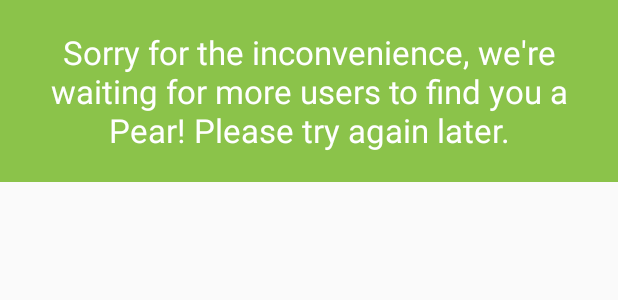
After one commit to pearsinapod/pearsApplication, an Android app: the layout popup_waiting.xml on its own in the app's theme, with its tools: preview values and no code run, on a phone screen of 412 x 824 dp. The commit adds this screen. Shown: the top 300 px of the screen. Run offline under Robolectric (Android 15) with nearby library versions, the phone set to English and light mode, and no system bars.

Commit message:
aarushi - cleaned up join/match functionality + UI

```diff
--- a/app/src/main/java/com/fb/pearsapplication/MainActivity.java
+++ b/app/src/main/java/com/fb/pearsapplication/MainActivity.java
@@ -120,7 +120,7 @@ public class MainActivity extends AppCompatActivity {
     private void setUserLocation(Location location) {
         if (location != null) {
             double lat = location.getLatitude();
-            double lng = location.getLatitude();
+            double lng = location.getLongitude();
 
             ParseGeoPoint geopoint = new ParseGeoPoint(lat, lng);
             user.put("location", geopoint);
--- a/app/src/main/res/layout/fragment_group_details.xml
+++ b/app/src/main/res/layout/fragment_group_details.xml
@@ -94,6 +94,7 @@
         android:layout_marginTop="8dp"
         android:layout_marginEnd="8dp"
         android:layout_marginRight="8dp"
+        android:textColorLink="#8BC34A"
         android:textOff="Pear off"
         android:textOn="Pear on"
         app:layout_constraintEnd_toEndOf="parent"
--- a/app/src/main/res/layout/popup_pear.xml
+++ b/app/src/main/res/layout/popup_pear.xml
@@ -1,7 +1,7 @@
 <?xml version="1.0" encoding="utf-8"?>
 <androidx.constraintlayout.widget.ConstraintLayout xmlns:android="http://schemas.android.com/apk/res/android"
     xmlns:app="http://schemas.android.com/apk/res-auto"
-    android:layout_width="match_parent"
+    android:layout_width="wrap_content"
     android:layout_height="wrap_content"
     android:background="#8BC34A">
 
--- /dev/null
+++ b/app/src/main/res/layout/popup_waiting.xml
@@ -0,0 +1,29 @@
+<?xml version="1.0" encoding="utf-8"?>
+<androidx.constraintlayout.widget.ConstraintLayout xmlns:android="http://schemas.android.com/apk/res/android"
+    xmlns:app="http://schemas.android.com/apk/res-auto"
+    android:layout_width="match_parent"
+    android:layout_height="wrap_content"
+    android:background="#8BC34A">
+
+    <TextView
+        android:id="@+id/tvWaiting"
+        android:layout_width="match_parent"
+        android:layout_height="wrap_content"
+        android:layout_marginStart="8dp"
+        android:layout_marginLeft="8dp"
+        android:layout_marginTop="20dp"
+        android:layout_marginEnd="8dp"
+        android:layout_marginRight="8dp"
+        android:layout_marginBottom="20dp"
+        android:background="#00FFFFFF"
+        android:gravity="center"
+        android:text="Sorry for the inconvenience, we're waiting for more users to find you a Pear! Please try again later."
+        android:textAppearance="@style/TextAppearance.AppCompat.Large"
+        android:textColor="#FFFFFF"
+        app:layout_constraintBottom_toBottomOf="parent"
+        app:layout_constraintEnd_toEndOf="parent"
+        app:layout_constraintHorizontal_bias="0.0"
+        app:layout_constraintStart_toStartOf="parent"
+        app:layout_constraintTop_toTopOf="parent" />
+
+</androidx.constraintlayout.widget.ConstraintLayout>
```
Also changed, not shown: app/src/main/java/com/fb/pearsapplication/fragments/ChildPearButtonFragment.java (+17 -3 lines), app/src/main/java/com/fb/pearsapplication/fragments/ChildPearFragment.java (+7 -0 lines), app/src/main/java/com/fb/pearsapplication/fragments/groupDetailsFragment.java (+3 -4 lines).
